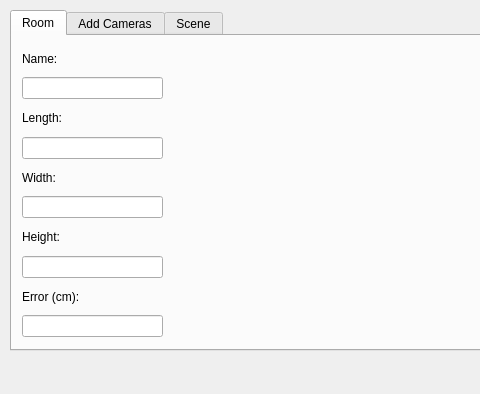
This is WebCamCap/Gui/addproject.ui in kaajo/WebCamCap as Qt 5 draws it before an edit; both pictures show x 0 to 480 and y 0 to 394 of the 694 by 394 pixel window. The edited form follows.
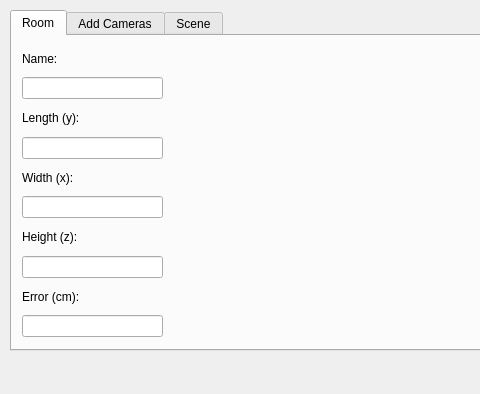
This is the edited form. The open tabs and pages were chosen to show the change. Icons and pictures are not drawn.

```diff
--- a/WebCamCap/Gui/addproject.ui
+++ b/WebCamCap/Gui/addproject.ui
@@ -87,7 +87,7 @@
       <item>
        <widget class="QLabel" name="label_3">
         <property name="text">
-         <string>Length:</string>
+         <string>Length (y):</string>
         </property>
        </widget>
       </item>
@@ -97,7 +97,7 @@
       <item>
        <widget class="QLabel" name="label_4">
         <property name="text">
-         <string>Width:</string>
+         <string>Width (x):</string>
         </property>
        </widget>
       </item>
@@ -107,7 +107,7 @@
       <item>
        <widget class="QLabel" name="label_6">
         <property name="text">
-         <string>Height:</string>
+         <string>Height (z):</string>
         </property>
        </widget>
       </item>
```
Left out of the diff: 2 changed lines with no effect on the pictures.
